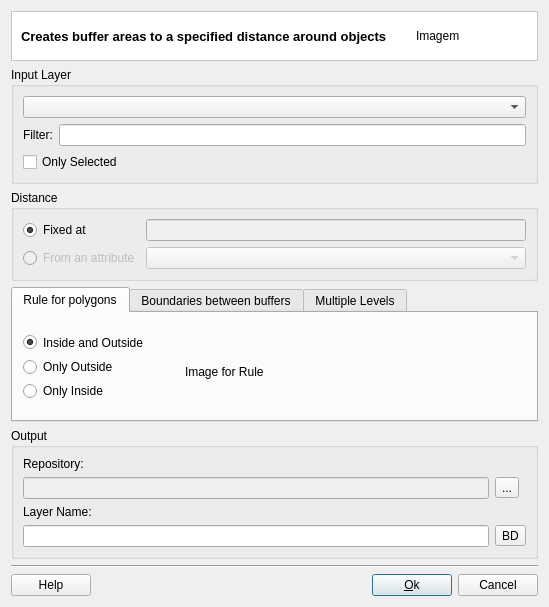
Qt form src/terralib/vp/qt/ui/BufferDialogForm.ui (claudiobogossian/terralib5) before a commit.
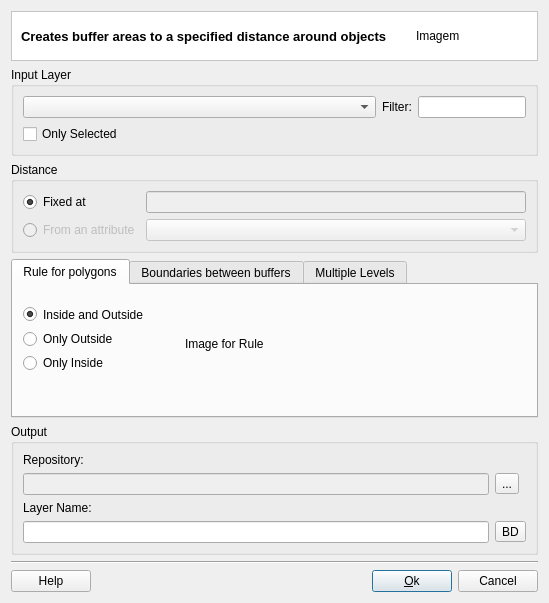
The same form after that commit. Custom widgets are drawn as their Qt base class.

Commit message: Alteração filtro tela Aggregarion e Buffer

What changed in the file:
```diff
--- a/src/terralib/vp/qt/ui/BufferDialogForm.ui
+++ b/src/terralib/vp/qt/ui/BufferDialogForm.ui
@@ -13,9 +13,9 @@
   <property name="windowTitle">
    <string>Buffer</string>
   </property>
-  <layout class="QGridLayout" name="gridLayout_19">
+  <layout class="QGridLayout" name="gridLayout_15">
    <item row="0" column="0">
-    <layout class="QGridLayout" name="gridLayout_16">
+    <layout class="QGridLayout" name="gridLayout_12">
      <item row="0" column="0">
       <widget class="QFrame" name="frame_2">
        <property name="styleSheet">
@@ -74,21 +74,17 @@
       </widget>
      </item>
      <item row="1" column="0">
-      <layout class="QGridLayout" name="gridLayout_15">
-       <item row="0" column="0">
-        <layout class="QGridLayout" name="gridLayout_12">
-         <item row="0" column="0">
           <widget class="QGroupBox" name="m_inputGroupBox">
            <property name="title">
             <string>Input Layer</string>
            </property>
            <layout class="QGridLayout" name="gridLayout_6">
             <item row="0" column="0">
-             <layout class="QGridLayout" name="gridLayout_5">
+         <layout class="QGridLayout" name="gridLayout_5" columnstretch="1,0">
               <item row="0" column="0">
                <widget class="QComboBox" name="m_layersComboBox"/>
               </item>
-              <item row="1" column="0">
+          <item row="0" column="1">
                <layout class="QGridLayout" name="gridLayout_4">
                 <item row="0" column="0">
                  <widget class="QLabel" name="m_filterLabel">
@@ -102,7 +98,9 @@
                 </item>
                </layout>
               </item>
-              <item row="2" column="0">
+         </layout>
+        </item>
+        <item row="1" column="0">
                <widget class="QCheckBox" name="m_onlySelectedCheckBox">
                 <property name="enabled">
                  <bool>true</bool>
@@ -113,11 +111,9 @@
                </widget>
               </item>
              </layout>
-            </item>
-           </layout>
-          </widget>
-         </item>
-         <item row="1" column="0">
+      </widget>
+     </item>
+     <item row="2" column="0">
           <widget class="QGroupBox" name="m_distanceGroupBox">
            <property name="title">
             <string>Distance</string>
@@ -171,7 +167,7 @@
            </layout>
           </widget>
          </item>
-         <item row="2" column="0">
+     <item row="3" column="0">
           <widget class="QTabWidget" name="tabWidget">
            <property name="minimumSize">
             <size>
@@ -430,7 +426,7 @@
            </widget>
           </widget>
          </item>
-         <item row="3" column="0">
+     <item row="4" column="0">
           <widget class="QGroupBox" name="m_outputGroupBox">
            <property name="sizePolicy">
             <sizepolicy hsizetype="Preferred" vsizetype="Preferred">
@@ -495,9 +491,7 @@
            </layout>
           </widget>
          </item>
-        </layout>
-       </item>
-       <item row="1" column="0">
+     <item row="5" column="0">
         <layout class="QGridLayout" name="gridLayout_14">
          <item row="0" column="0">
           <widget class="Line" name="line_2">
@@ -541,8 +535,6 @@
               <string>Cancel</string>
              </property>
             </widget>
-           </item>
-          </layout>
          </item>
         </layout>
        </item>
```
Lines whose indentation alone changed are shown as unchanged. The commit also changes 1 other file.
